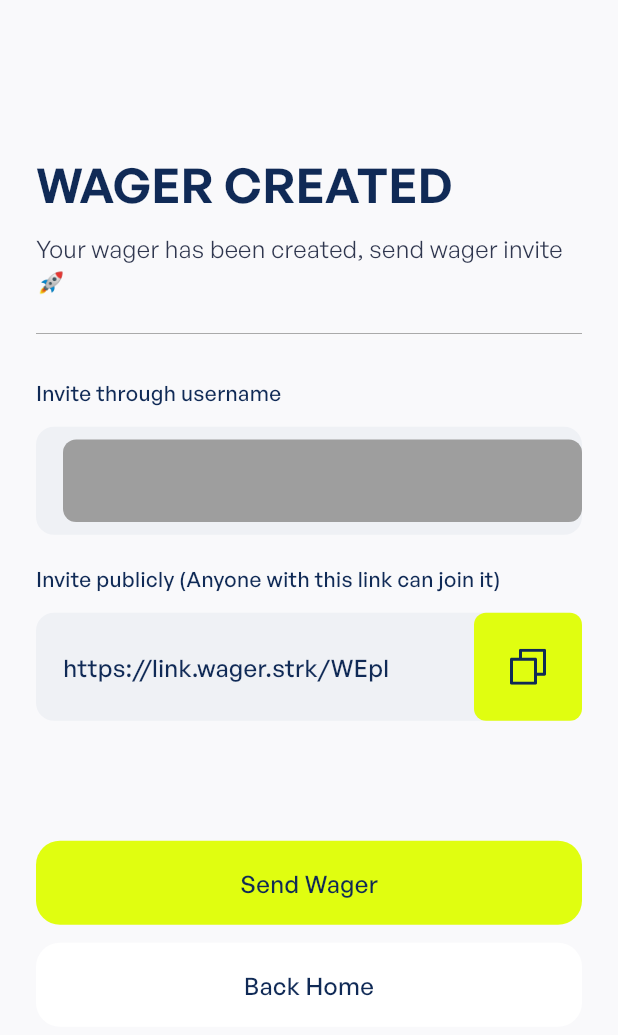
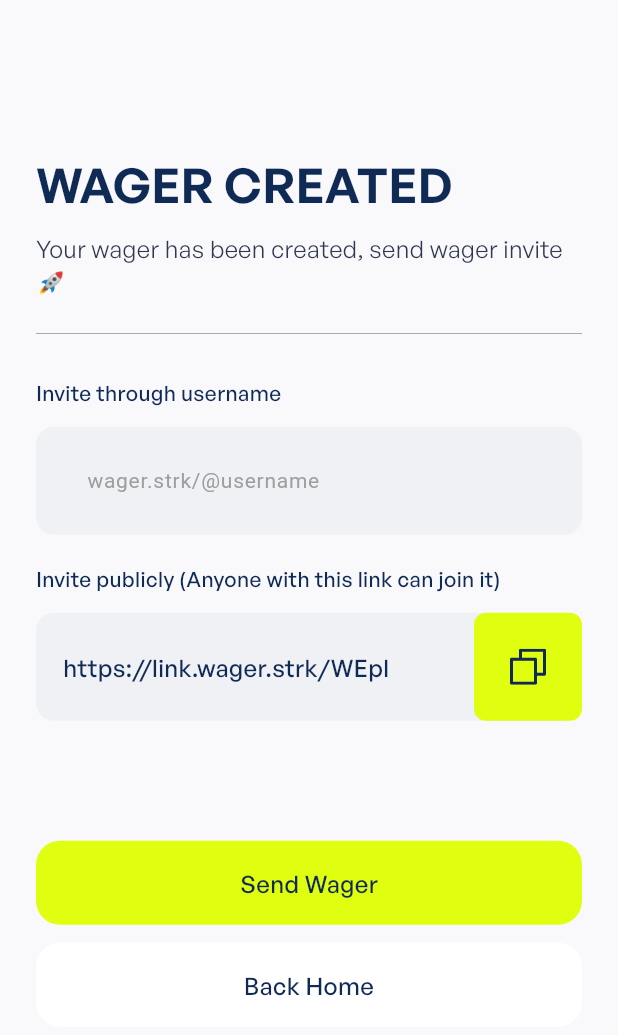
Before and after one commit to stakepoint/wagerr-mobile, a Flutter app: the screen it shows after launch, on a phone screen of 412 x 824 dp. Shown: the top 1035 px of the screen. Run offline on Flutter 3.47's test engine with Material 3 defaults, Android fonts, the phone set to English and light mode, and no system bars; our stand-ins replace easy_localization, flutter_riverpod, flutter_svg, go_router, riverpod_annotation, shared_preferences; missing offline and left inert: appcheck; generated files the repository leaves out were written again.

Commit message:
fix: changes

```diff
--- a/lib/features/wager_created/widgets/general_text_form_field.dart
+++ b/lib/features/wager_created/widgets/general_text_form_field.dart
@@ -191,7 +191,7 @@ class _FormattedTextFieldsState extends State<FormattedTextFields> {
                           fontWeight: widget.textFontWeight ?? FontWeight.w500),
                       decoration: InputDecoration(
                         prefixIcon: widget.prefixIcon,
-                        fillColor: AppColors.gray,
+                        fillColor: AppColors.grayCool100,
                         filled: true,
                         suffixIcon: widget.suffixIcon,
                         prefix: widget.prefix,
--- a/lib/features/wager_created/widgets/wager_created_body.dart
+++ b/lib/features/wager_created/widgets/wager_created_body.dart
@@ -3,10 +3,12 @@ import 'package:flutter/material.dart';
 import 'package:flutter/services.dart';
 import 'package:flutter_riverpod/flutter_riverpod.dart';
 import 'package:flutter_svg/flutter_svg.dart';
+import 'package:go_router/go_router.dart';
 import 'package:starkwager/core/constants/assets.dart';
 import 'package:starkwager/core/constants/screen_layout.dart';
 import 'package:starkwager/features/wager_created/provider/text_input_state.dart';
 import 'package:starkwager/features/wager_created/widgets/general_text_form_field.dart';
+import 'package:starkwager/routing/routes.dart';
 import 'package:starkwager/theme/app_colors.dart';
 import 'package:starkwager/theme/app_theme.dart';
 import 'package:starkwager/utils/ui_widgets.dart';
@@ -161,9 +163,9 @@ class _AccountCreatedBodyState extends ConsumerState<WargerCreatedBody> {
               verticalSpace(12),
               _button(
                   title: 'backHome'.tr(),
-                  buttonColor: Color(0xFFFFFFFF),
+                  buttonColor: AppColors.white,
                   textColor: AppColors.blue950,
-                  onPressed: () {},
+                  onPressed: () => context.go(Routes.splash),
                   textInputState: textInputState),
             ],
           ),
--- a/lib/theme/app_colors.dart
+++ b/lib/theme/app_colors.dart
@@ -4,7 +4,7 @@ class AppColors {
   AppColors._();
 
   static const blue950 = Color(0xFF102A56);
-  static const black = Color(0xFF000000);
+  static const black = Color(0xFF000000);static const white = Color(0xFFFFFFFF);
 
   static const blueberry100 = Color(0xFF0093FF);
   static const gray = Color.fromRGBO(158, 158, 158, 1);
```
